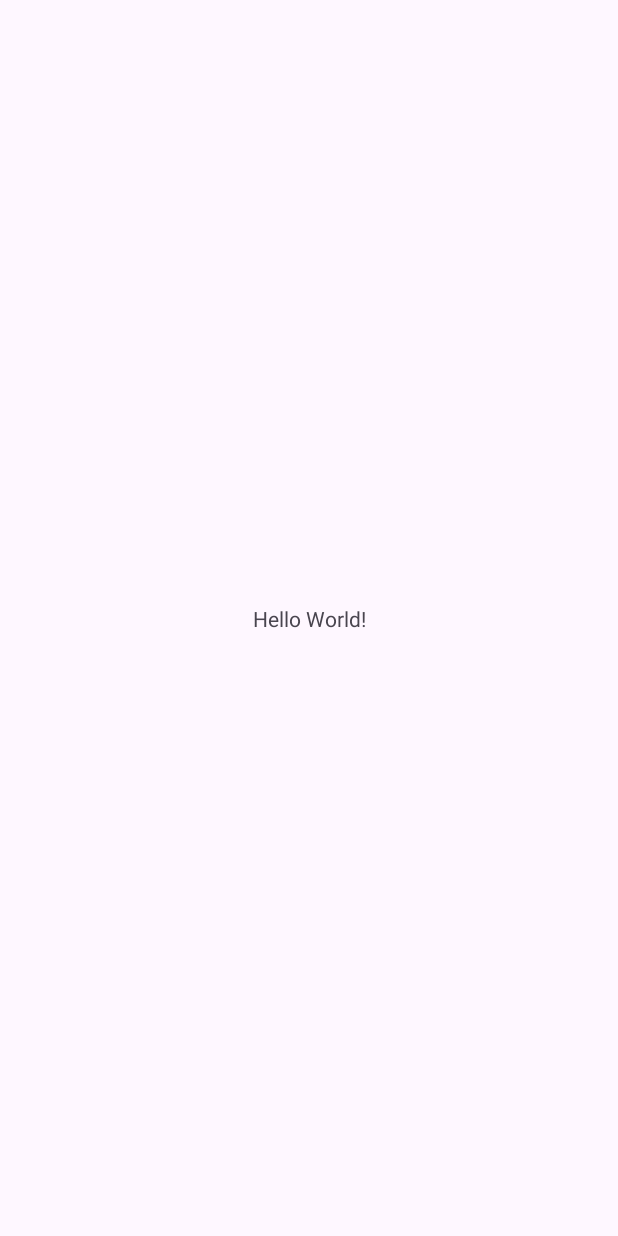
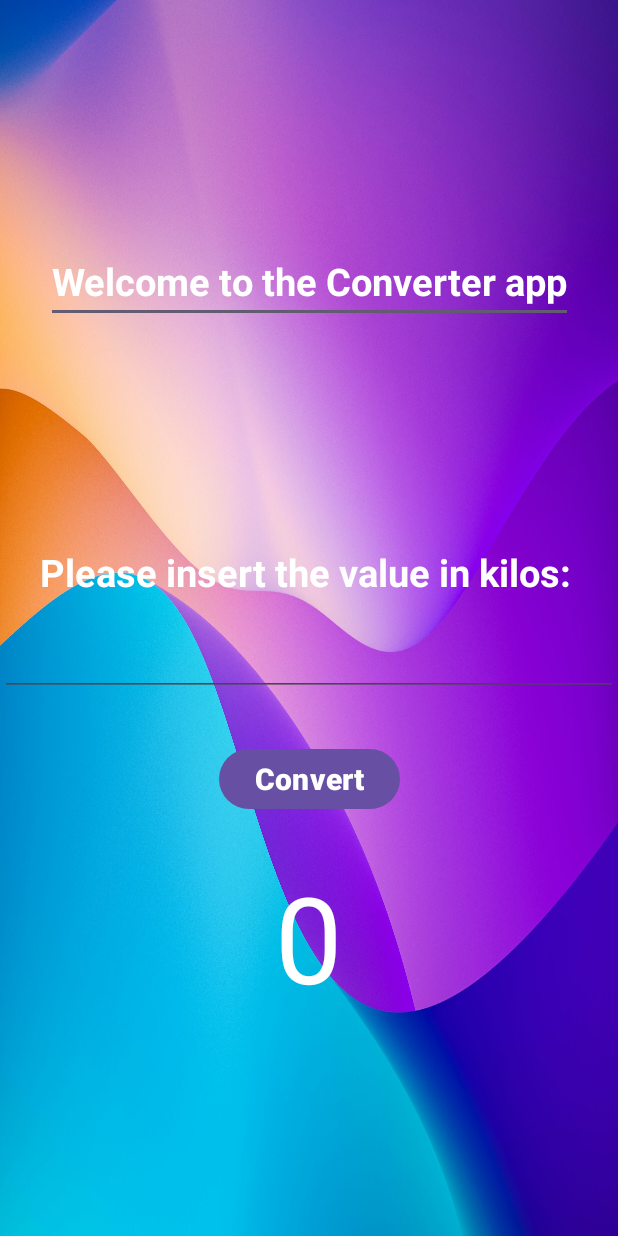
Before and after one commit to RobertBeraru/AndroidPlayground, an Android app: the screen it shows after launch (MainActivity), on a phone screen of 412 x 824 dp. Before the commit the screen is almost empty. Run offline under Robolectric (Android 15) with nearby library versions, the phone set to English and light mode, and no system bars.

Commit message:
Final config changes for the Unit Converter App

```diff
--- a/unitconverterapp/src/main/java/com/example/unitconverterapp/MainActivity.java
+++ b/unitconverterapp/src/main/java/com/example/unitconverterapp/MainActivity.java
@@ -1,6 +1,10 @@
 package com.example.unitconverterapp;
 
 import android.os.Bundle;
+import android.view.View;
+import android.widget.Button;
+import android.widget.EditText;
+import android.widget.TextView;
 
 import androidx.activity.EdgeToEdge;
 import androidx.appcompat.app.AppCompatActivity;
@@ -9,16 +13,36 @@ import androidx.core.view.ViewCompat;
 import androidx.core.view.WindowInsetsCompat;
 
 public class MainActivity extends AppCompatActivity {
+    EditText title_text, insert_text;
+    TextView textView2, textView3;
+    Button myButton;
 
     @Override
     protected void onCreate(Bundle savedInstanceState) {
         super.onCreate(savedInstanceState);
         EdgeToEdge.enable(this);
         setContentView(R.layout.activity_main);
-        ViewCompat.setOnApplyWindowInsetsListener(findViewById(R.id.main), (v, insets) -> {
-            Insets systemBars = insets.getInsets(WindowInsetsCompat.Type.systemBars());
-            v.setPadding(systemBars.left, systemBars.top, systemBars.right, systemBars.bottom);
-            return insets;
+
+        title_text = findViewById(R.id.title_text);
+        insert_text = findViewById(R.id.insert_text);
+        textView2 = findViewById(R.id.textView2);
+        textView3 = findViewById(R.id.textView3);
+        myButton = findViewById(R.id.myButton);
+
+        myButton.setOnClickListener(new View.OnClickListener() {
+            @Override
+            public void onClick(View v) {
+                String inputText = insert_text.getText().toString();
+                double kilos = Double.parseDouble(inputText);
+
+                double pounds = makeConversion(kilos);
+                textView3.setText("" + pounds);
+            }
         });
     }
+
+    public double makeConversion(double kilos){
+        //1 kilo = 2.20462
+        return kilos*2.20462;
+    }
 }
--- a/unitconverterapp/src/main/res/layout/activity_main.xml
+++ b/unitconverterapp/src/main/res/layout/activity_main.xml
@@ -5,15 +5,78 @@
     android:id="@+id/main"
     android:layout_width="match_parent"
     android:layout_height="match_parent"
+    android:background="@drawable/pics"
     tools:context=".MainActivity">
 
-    <TextView
+    <EditText
+        android:id="@+id/title_text"
         android:layout_width="wrap_content"
         android:layout_height="wrap_content"
-        android:text="Hello World!"
+        android:layout_marginTop="160dp"
+        android:text="Welcome to the Converter app"
+        android:textAlignment="center"
+        android:textColor="@color/white"
+        android:textSize="25dp"
+        android:textStyle="bold"
+        app:layout_constraintStart_toStartOf="parent"
+        app:layout_constraintEnd_toEndOf="parent"
+        app:layout_constraintTop_toTopOf="parent" />
+
+    <TextView
+        android:id="@+id/textView2"
+        android:layout_width="wrap_content"
+        android:layout_height="wrap_content"
+        android:layout_marginBottom="20dp"
+        android:text="Please insert the value in kilos: "
+        android:textAlignment="center"
+        android:textColor="@color/white"
+        android:textSize="25dp"
+        android:textStyle="bold"
+        app:layout_constraintBottom_toTopOf="@+id/insert_text"
+        app:layout_constraintStart_toStartOf="parent"
+        app:layout_constraintEnd_toEndOf="parent" />
+
+    <EditText
+        android:id="@+id/insert_text"
+        android:layout_width="0dp"
+        android:layout_height="wrap_content"
+        android:layout_marginBottom="360dp"
+
+        android:gravity="center"
+        android:textStyle="bold"
         app:layout_constraintBottom_toBottomOf="parent"
         app:layout_constraintEnd_toEndOf="parent"
+        app:layout_constraintHorizontal_bias="0.0"
+        app:layout_constraintStart_toStartOf="parent" />
+
+    <Button
+        android:id="@+id/myButton"
+        android:layout_width="wrap_content"
+        android:layout_height="wrap_content"
+        android:layout_marginTop="31dp"
+        android:text="Convert"
+        android:textSize="20dp"
+        android:textStyle="bold"
+        app:layout_constraintEnd_toEndOf="parent"
         app:layout_constraintStart_toStartOf="parent"
-        app:layout_constraintTop_toTopOf="parent" />
+        app:layout_constraintTop_toBottomOf="@+id/insert_text" />
+
+    <TextView
+        android:id="@+id/textView3"
+        android:layout_width="wrap_content"
+        android:layout_height="wrap_content"
+        android:layout_marginStart="40dp"
+        android:layout_marginTop="28dp"
+
+        android:gravity="center"
+        android:text="0"
+        android:textAlignment="center"
+        android:textColor="@color/white"
+
+        android:textSize="80dp"
+        app:layout_constraintEnd_toEndOf="parent"
+        app:layout_constraintHorizontal_bias="0.438"
+        app:layout_constraintStart_toStartOf="parent"
+        app:layout_constraintTop_toBottomOf="@id/myButton" />
 
 </androidx.constraintlayout.widget.ConstraintLayout>
```
Also changed, not shown: unitconverterapp/src/main/res/drawable/pics.jpeg (added).
